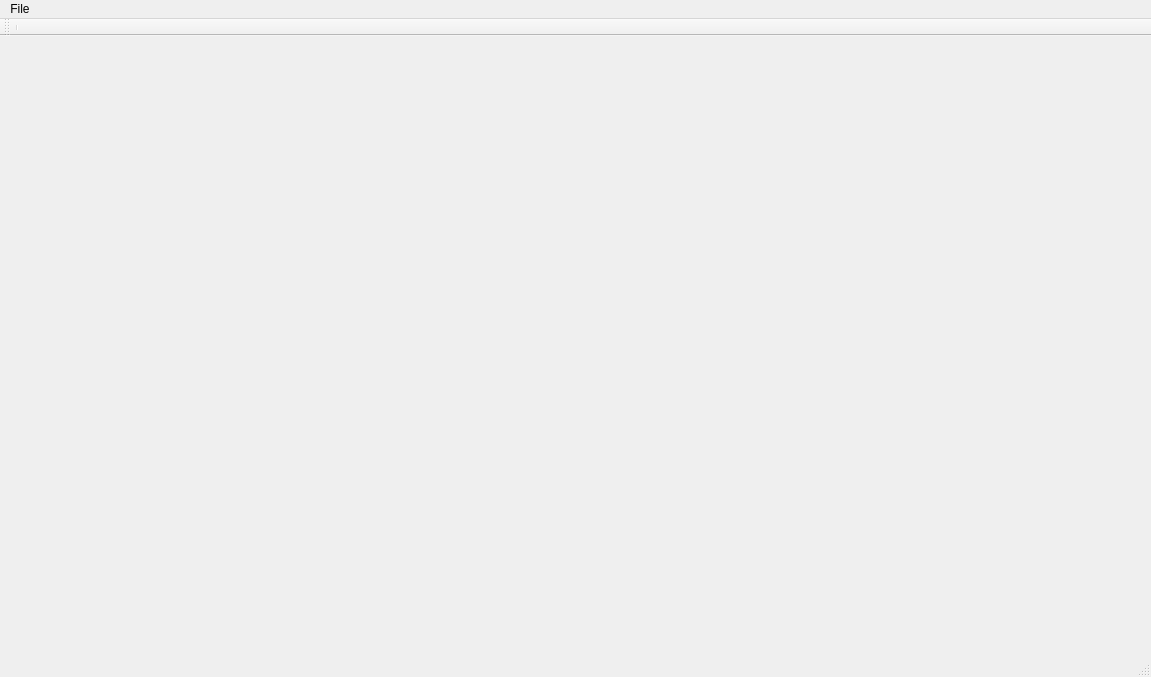
This is mainwindow.ui in makerbase-mks/MKS-DHost as Qt 5 draws it before an edit. The edited form follows.
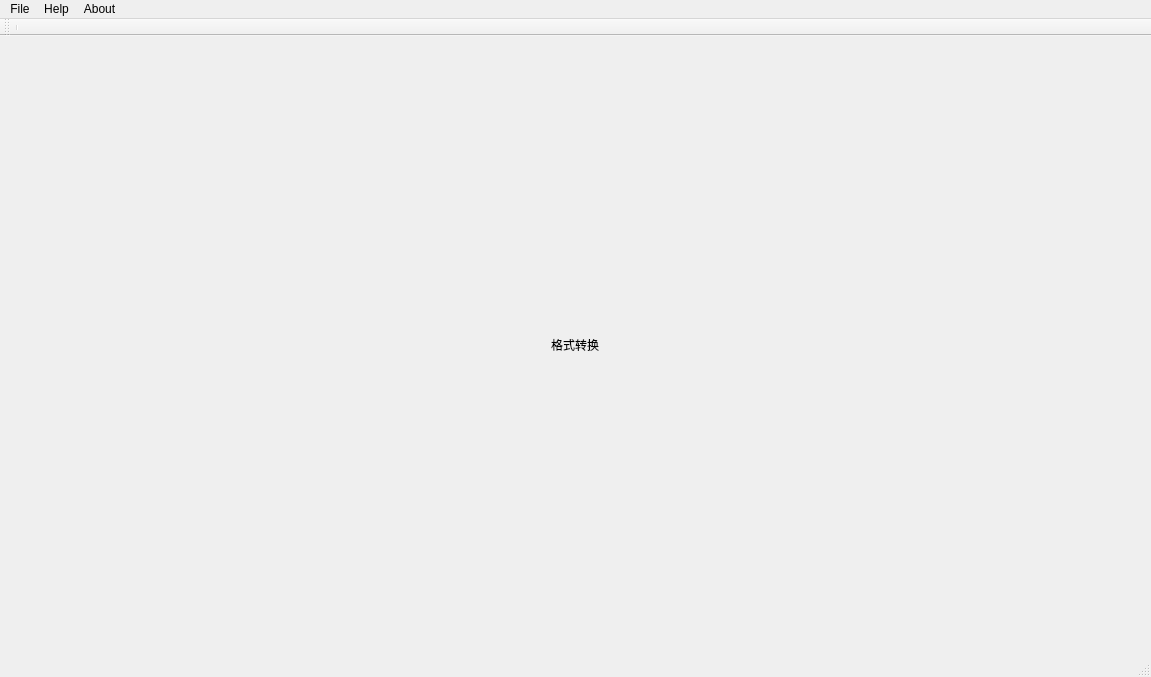
This is the edited form.

```diff
--- a/mainwindow.ui
+++ b/mainwindow.ui
@@ -31,7 +31,21 @@
      <number>0</number>
     </property>
     <item>
-     <layout class="QHBoxLayout" name="ViewWindow"/>
+     <layout class="QHBoxLayout" name="ViewWindow">
+      <item>
+       <widget class="QLabel" name="label">
+        <property name="sizePolicy">
+         <sizepolicy hsizetype="Fixed" vsizetype="Fixed">
+          <horstretch>10</horstretch>
+          <verstretch>10</verstretch>
+         </sizepolicy>
+        </property>
+        <property name="text">
+         <string>格式转换</string>
+        </property>
+       </widget>
+      </item>
+     </layout>
     </item>
    </layout>
   </widget>
@@ -41,7 +55,7 @@
      <x>0</x>
      <y>0</y>
      <width>1151</width>
-     <height>21</height>
+     <height>23</height>
     </rect>
    </property>
    <widget class="QMenu" name="menu_File">
@@ -52,7 +66,21 @@
     <addaction name="actionSave"/>
     <addaction name="actionExit"/>
    </widget>
+   <widget class="QMenu" name="menuHelp">
+    <property name="title">
+     <string>Help</string>
+    </property>
+    <addaction name="actionTips"/>
+   </widget>
+   <widget class="QMenu" name="menuAbout">
+    <property name="title">
+     <string>About</string>
+    </property>
+    <addaction name="actionAbout_software"/>
+   </widget>
    <addaction name="menu_File"/>
+   <addaction name="menuHelp"/>
+   <addaction name="menuAbout"/>
   </widget>
   <widget class="QToolBar" name="mainToolBar">
    <attribute name="toolBarArea">
```
Left out of the diff: 10 changed lines with no effect on the pictures.
